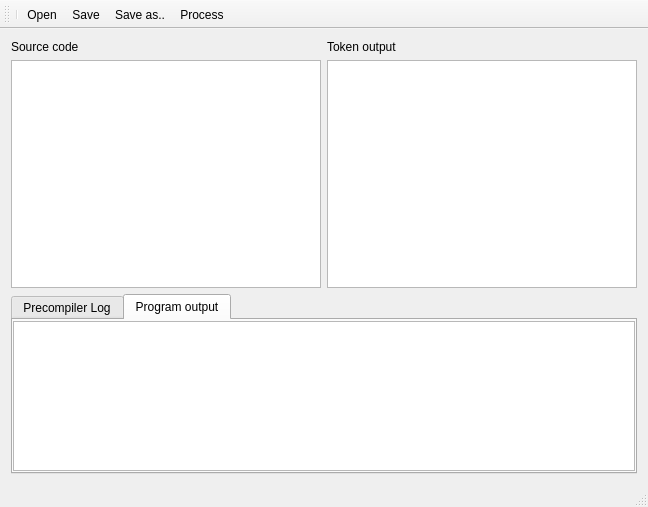
First picture: the form in GUI/RLInterpreterGUI/mainwindow.ui, repository preyko/talw2, before the edit.
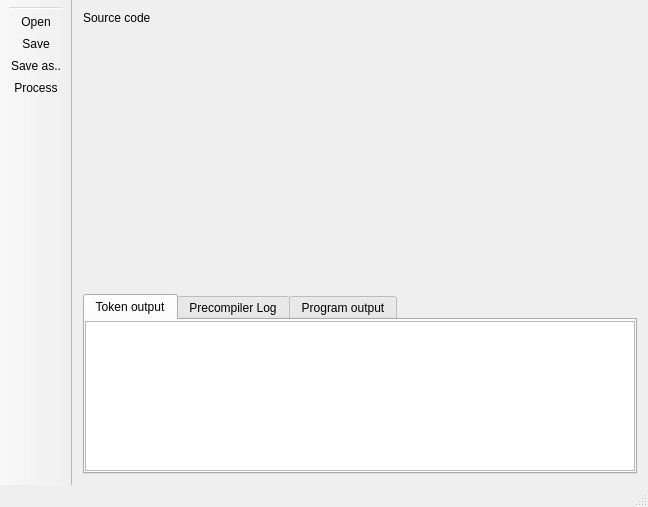
Second picture: the form after the edit. The open tabs and pages were chosen to show the change. Custom widgets are drawn as their Qt base class.

What changed in the file:
```diff
--- a/GUI/RLInterpreterGUI/mainwindow.ui
+++ b/GUI/RLInterpreterGUI/mainwindow.ui
@@ -39,7 +39,7 @@
          </widget>
         </item>
         <item>
-         <widget class="QTextBrowser" name="codeBrowser">
+         <widget class="RLCodeBrowser" name="codeBrowser" native="true">
           <property name="sizePolicy">
            <sizepolicy hsizetype="Expanding" vsizetype="Expanding">
             <horstretch>0</horstretch>
@@ -53,28 +53,7 @@
            </size>
           </property>
           <property name="styleSheet">
-           <string notr="true">font: 11pt &quot;Ubuntu Mono&quot;;</string>
-          </property>
-          <property name="readOnly">
-           <bool>false</bool>
-          </property>
-         </widget>
-        </item>
-       </layout>
-      </item>
-      <item>
-       <layout class="QVBoxLayout" name="verticalLayout_3">
-        <item>
-         <widget class="QLabel" name="label_2">
-          <property name="text">
-           <string>Token output</string>
-          </property>
-         </widget>
-        </item>
-        <item>
-         <widget class="QTextBrowser" name="tokenOutput">
-          <property name="styleSheet">
-           <string notr="true">font: 11pt &quot;Ubuntu Mono&quot;;</string>
+           <string notr="true"/>
           </property>
          </widget>
         </item>
@@ -101,6 +80,29 @@
         <property name="movable">
          <bool>true</bool>
         </property>
+        <widget class="QWidget" name="tab_3">
+         <attribute name="title">
+          <string>Token output</string>
+         </attribute>
+         <layout class="QHBoxLayout" name="horizontalLayout_4">
+          <property name="margin">
+           <number>0</number>
+          </property>
+          <item>
+           <widget class="QTextBrowser" name="tokenOutput">
+            <property name="maximumSize">
+             <size>
+              <width>16777215</width>
+              <height>150</height>
+             </size>
+            </property>
+            <property name="styleSheet">
+             <string notr="true">font: 11pt &quot;Ubuntu Mono&quot;;</string>
+            </property>
+           </widget>
+          </item>
+         </layout>
+        </widget>
         <widget class="QWidget" name="tab">
          <property name="styleSheet">
           <string notr="true">#padding: 0px</string>
@@ -189,8 +191,14 @@
    <property name="windowTitle">
     <string>toolBar</string>
    </property>
+   <property name="movable">
+    <bool>false</bool>
+   </property>
+   <property name="toolButtonStyle">
+    <enum>Qt::ToolButtonFollowStyle</enum>
+   </property>
    <attribute name="toolBarArea">
-    <enum>TopToolBarArea</enum>
+    <enum>LeftToolBarArea</enum>
    </attribute>
    <attribute name="toolBarBreak">
     <bool>false</bool>
@@ -223,6 +231,14 @@
   </action>
  </widget>
  <layoutdefault spacing="6" margin="11"/>
+ <customwidgets>
+  <customwidget>
+   <class>RLCodeBrowser</class>
+   <extends>QWidget</extends>
+   <header>rlcodebrowser.h</header>
+   <container>1</container>
+  </customwidget>
+ </customwidgets>
  <resources/>
  <connections/>
 </ui>
```
Left out of the diff: 8 changed lines with no effect on the pictures.
